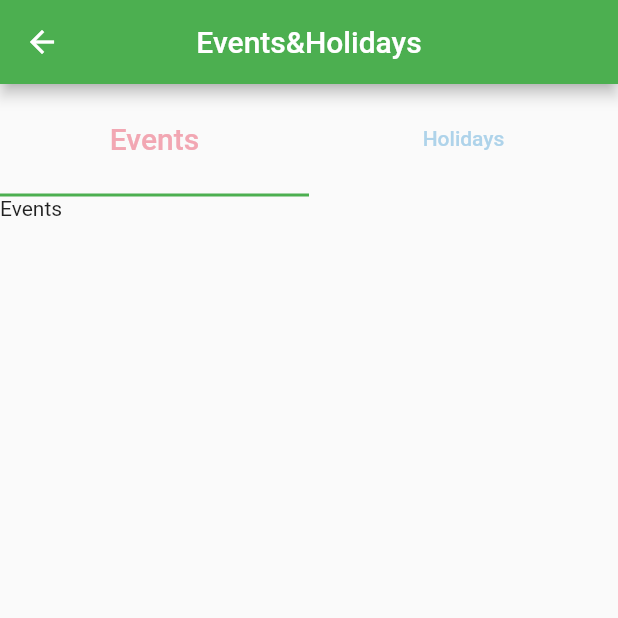
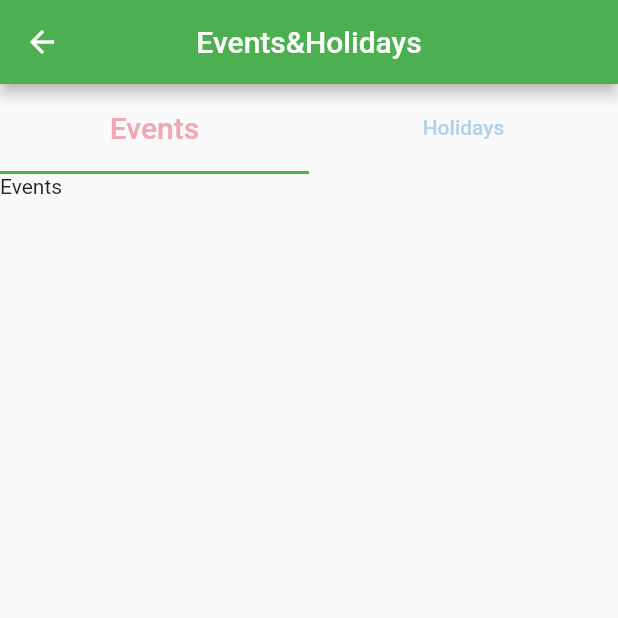
Before and after one commit to SudharaniHyniva/ez_flutter, a Flutter app: the EventsHolidays screen opened directly, on a phone screen of 412 x 824 dp, the top half of it. Run offline on Flutter 3.47's test engine with Material 2 defaults, Android fonts, the phone set to English and light mode, and no system bars.

Commit message:
Changed TabView height size.

```diff
--- a/lib/fragments/attendance.dart
+++ b/lib/fragments/attendance.dart
@@ -56,7 +56,7 @@ class _TabBarViewState extends State<TabBarViewPage>
         child: Column(
           children: <Widget>[
             Container(
-              constraints: BoxConstraints.expand(height: 75),
+              constraints: BoxConstraints.expand(height: 60),
               child: _tabBarLabel(),
             ),
             Expanded(
--- a/lib/fragments/events_holidays.dart
+++ b/lib/fragments/events_holidays.dart
@@ -56,7 +56,7 @@ class _TabBarViewState extends State<EventsHolidays>
         child: Column(
           children: <Widget>[
             Container(
-              constraints: BoxConstraints.expand(height: 75),
+              constraints: BoxConstraints.expand(height: 60),
               child: _tabBarLabel(),
             ),
             Expanded(
--- a/lib/fragments/leaves.dart
+++ b/lib/fragments/leaves.dart
@@ -62,7 +62,7 @@ class _TabBarViewState extends State<TabBarLeaveViewPage>
         child: Column(
           children: <Widget>[
             Container(
-              constraints: BoxConstraints.expand(height: 75),
+              constraints: BoxConstraints.expand(height: 60),
               child: _tabBarLabel(),
             ),
             Expanded(
--- a/lib/fragments/sms_Email.dart
+++ b/lib/fragments/sms_Email.dart
@@ -56,7 +56,7 @@ class _TabBarViewState extends State<TabBarSMSAndEmailViewPage>
         child: Column(
           children: <Widget>[
             Container(
-              constraints: BoxConstraints.expand(height: 75),
+              constraints: BoxConstraints.expand(height: 60),
               child: _tabBarLabel(),
             ),
             Expanded(
--- a/lib/fragments/task_reminder.dart
+++ b/lib/fragments/task_reminder.dart
@@ -56,7 +56,7 @@ class _TabBarViewState extends State<TaskReminder>
         child: Column(
           children: <Widget>[
             Container(
-              constraints: BoxConstraints.expand(height: 75),
+              constraints: BoxConstraints.expand(height: 60),
               child: _tabBarLabel(),
             ),
             Expanded(
```
